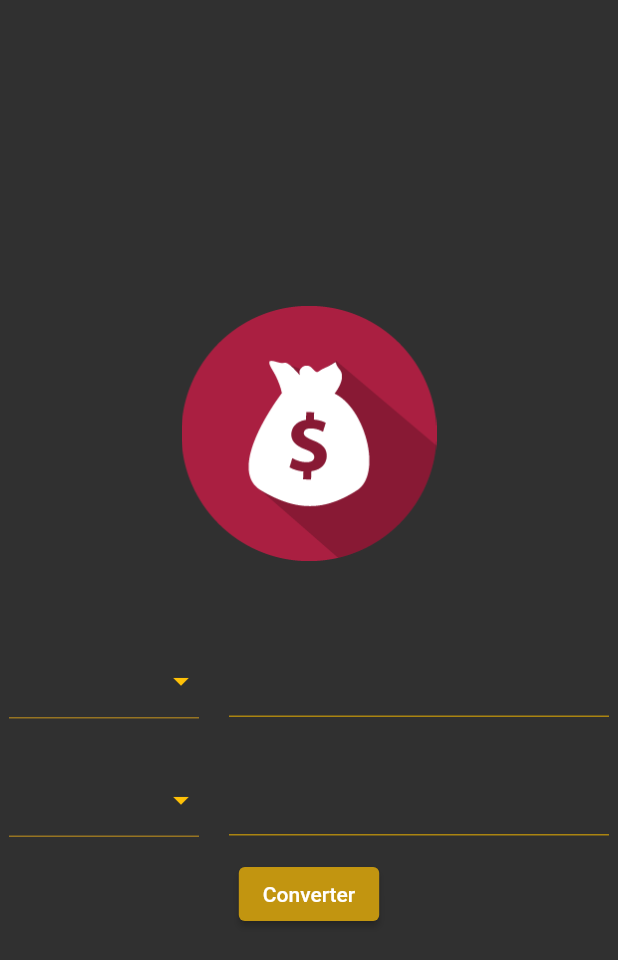
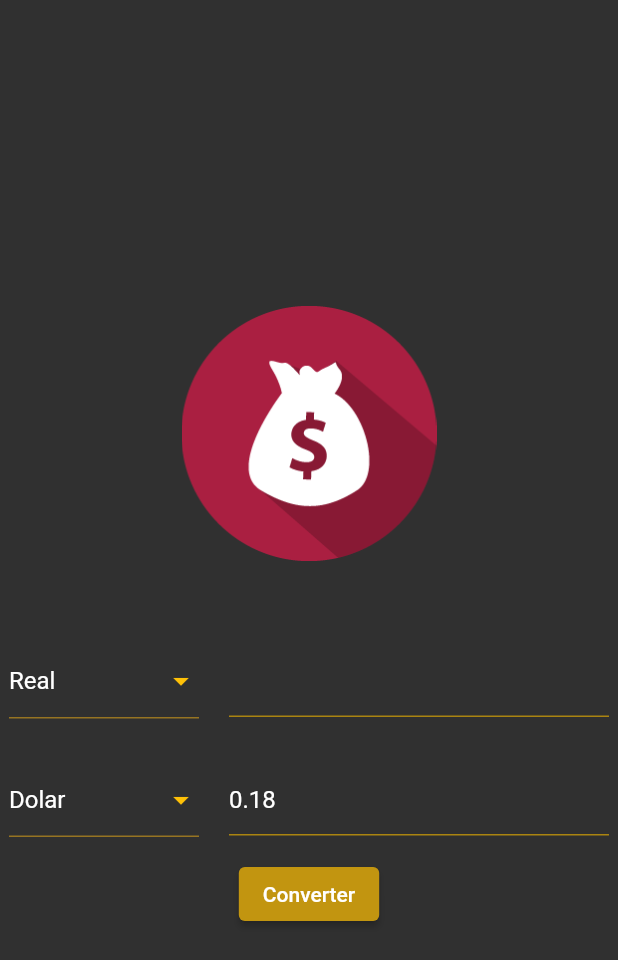
Before and after one commit to Wesley3king/Flutter, a Flutter app: the screen it shows after launch, after a tap on "Converter", on a phone screen of 412 x 824 dp. Shown: the top 960 px of the screen. Run offline on Flutter 3.47's test engine with Material 2 defaults, Android fonts, the phone set to English and light mode, and no system bars; network calls fail.

Commit message:
conversor de valores finalizado.

```diff
--- a/aulas/conversor_de_moedas/lib/app/controllers/currency_controler.dart
+++ b/aulas/conversor_de_moedas/lib/app/controllers/currency_controler.dart
@@ -3,35 +3,29 @@ import 'package:flutter/material.dart';
 import '../models/currency_model.dart';
 
 class HomeController {
-  late List<CurrencyModel> currencies;
+  late List<CurrencyModel> currencies = CurrencyModel.getCurrencies();
 
-  late CurrencyModel toCurrency;
-  late CurrencyModel fromCurrency;
+  late CurrencyModel toCurrency = currencies[0];
+  late CurrencyModel fromCurrency = currencies[1];
 
-  late TextEditingController toText = TextEditingController();
-  late TextEditingController fromText = TextEditingController();
+  late TextEditingController toText;
+  late TextEditingController fromText;
 
-  HomeController() {
-    currencies = CurrencyModel.getCurrencies();
-    toCurrency = currencies[0];
-    fromCurrency = currencies[1];
-  }
+  HomeController({required this.toText, required this.fromText});
 
   void converter() {
     String text = toText.text;
     double value = double.tryParse(text) ?? 1.0;
-    double returnValue = 0;
+    double returnValue = 0.0;
 
-    if (toCurrency != null) {
-      if (fromCurrency == 'Real') {
-        returnValue = value * toCurrency.real;
-      } else if (fromCurrency == 'Dolar') {
-        returnValue = value * toCurrency.dolar;
-      } else if (fromCurrency == 'Euro') {
-        returnValue = value * toCurrency.euro;
-      } else if (fromCurrency == 'Bitcoin') {
-        returnValue = value * toCurrency.bitcoin;
-      }
+    if (fromCurrency.name == 'Real') {
+      returnValue = value * toCurrency.real;
+    } else if (fromCurrency.name == 'Dolar') {
+      returnValue = value * toCurrency.dolar;
+    } else if (fromCurrency.name == 'Euro') {
+      returnValue = value * toCurrency.euro;
+    } else if (fromCurrency.name == 'Bitcoin') {
+      returnValue = value * toCurrency.bitcoin;
     }
 
     fromText.text = returnValue.toStringAsFixed(2);
--- a/aulas/conversor_de_moedas/lib/app/models/currency_model.dart
+++ b/aulas/conversor_de_moedas/lib/app/models/currency_model.dart
@@ -11,16 +11,16 @@ class CurrencyModel {
   static List<CurrencyModel> getCurrencies() {
     return <CurrencyModel>[
       CurrencyModel(
-          name: 'Real', real: 1, dolar: 0.18, euro: 0.15, bitcoin: 0.000016
+          name: 'Real', real: 1.0, dolar: 0.18, euro: 0.15, bitcoin: 0.000016
       ),
       CurrencyModel(
-          name: 'Dolar', real: 5.65, dolar: 1, euro: 0.85, bitcoin: 0.000088
+          name: 'Dolar', real: 5.65, dolar: 1.0, euro: 0.85, bitcoin: 0.000088
       ),
       CurrencyModel(
-          name: 'Euro', real: 6.62, dolar: 1.17, euro: 1, bitcoin: 0.00010
+          name: 'Euro', real: 6.62, dolar: 1.17, euro: 1.0, bitcoin: 0.00010
       ),
       CurrencyModel(
-          name: 'Bitcoin', real: 64116.51, dolar: 11351.30, euro: 9689.54, bitcoin: 1
+          name: 'Bitcoin', real: 64116.51, dolar: 11351.30, euro: 9689.54, bitcoin: 1.0
       ),
 
     ];
--- a/aulas/conversor_de_moedas/lib/app/my_app.dart
+++ b/aulas/conversor_de_moedas/lib/app/my_app.dart
@@ -13,7 +13,7 @@ class MyApp extends StatelessWidget {
       ),
       initialRoute: '/home',
       routes: {
-        '/home': (context) => const HomePage(),
+        '/home': (context) => const MyWidget(),
       },
     );
   }
--- a/aulas/conversor_de_moedas/lib/app/views/dropdow_select.dart
+++ b/aulas/conversor_de_moedas/lib/app/views/dropdow_select.dart
@@ -1,13 +1,20 @@
+import 'package:conversor_de_moedas/app/models/currency_model.dart';
 import 'package:flutter/material.dart';
 
-class CustomSelectWidget extends StatefulWidget {
-  const CustomSelectWidget({Key? key}) : super(key: key);
+class CustomSelectWidget extends StatelessWidget {
+  final List<CurrencyModel> items;
+  final CurrencyModel? selectedItem;
+  final TextEditingController textController;
+  final void Function(CurrencyModel?) onChanged;
 
-  @override
-  State<CustomSelectWidget> createState() => _SelectState();
-}
+  const CustomSelectWidget(
+      {super.key,
+      required this.items,
+      required this.textController,
+      required this.onChanged,
+      required this.selectedItem
+      });
 
-class _SelectState extends State<CustomSelectWidget> {
   @override
   Widget build(BuildContext context) {
     return Padding(
@@ -19,53 +26,41 @@ class _SelectState extends State<CustomSelectWidget> {
               flex: 1,
               child: SizedBox(
                 height: 57,
-              child: DropdownButton<Text>(
+                child: DropdownButton<CurrencyModel>(
                   menuMaxHeight: 400,
-              //value: Text('k1'),
                   iconEnabledColor: Colors.amber,
                   underline: Container(
                     height: 1,
                     color: const Color.fromARGB(255, 150, 116, 34),
                   ),
                   isExpanded: true,
-              items: const [
-                DropdownMenuItem(
-                  child: Text('Real'),
-                  value: Text('k1'),
+                  value: selectedItem,
+                  items: items
+                      .map((e) => DropdownMenuItem(
+                            value: e,
+                            child: Text(e.name),
+                          ))
+                      .toList(),
+                  onChanged: onChanged,
                 ),
-                DropdownMenuItem(
-                  child: Text('Dolar'),
-                  value: Text('k2'),
-                ),
-                DropdownMenuItem(
-                  child: Text('Euro'),
-                  value: Text('k3'),
-                ),
-                DropdownMenuItem(
-                  child: Text('Bitcoin'),
-                  value: Text('k4'),
-                ),
-              ],
-              onChanged: (value) {},
-            ),
-            )
-          ),
+              )),
           const SizedBox(
             width: 20,
           ),
           Expanded(
             flex: 2,
             child: TextField(
-              onChanged: (value) {
-                print(value);
-              },
+              controller: textController,
               decoration: const InputDecoration(
-                focusedBorder: UnderlineInputBorder(borderSide: BorderSide(color: Color.fromARGB(255, 23, 109, 180))),
+                focusedBorder: UnderlineInputBorder(
+                    borderSide:
+                        BorderSide(color: Color.fromARGB(255, 23, 109, 180))),
 
-                enabledBorder: UnderlineInputBorder(borderSide: BorderSide(color: Color.fromARGB(255, 170, 132, 17))),
+                enabledBorder: UnderlineInputBorder(
+                    borderSide:
+                        BorderSide(color: Color.fromARGB(255, 170, 132, 17))),
                 //labelText: 'valor',
               ),
-
               keyboardType: TextInputType.text,
             ),
           ),
--- a/aulas/conversor_de_moedas/lib/app/views/home.dart
+++ b/aulas/conversor_de_moedas/lib/app/views/home.dart
@@ -1,40 +1,93 @@
+import 'package:flutter/material.dart';
+import 'package:conversor_de_moedas/app/controllers/currency_controler.dart';
+import 'package:conversor_de_moedas/app/models/currency_model.dart';
 import 'package:conversor_de_moedas/app/views/dropdow_select.dart';
-import 'package:flutter/material.dart';
 
-class HomePage extends StatelessWidget {
-  const HomePage({Key? key}) : super(key: key);
+class MyWidget extends StatefulWidget {
+  const MyWidget({Key? key}) : super(key: key);
+
+  @override
+  State<MyWidget> createState() => _MyWidgetState();
+}
+
+class _MyWidgetState extends State<MyWidget> {
+  final TextEditingController toText = TextEditingController();
+
+  final TextEditingController fromText = TextEditingController();
+
+  late HomeController homeController;
+
+  @override
+  void initState() {
+    homeController = HomeController(toText: toText, fromText: fromText);
+  }
 
   @override
   Widget build(BuildContext context) {
     return Scaffold(
-      body:  SizedBox(
+      body: SizedBox(
         width: MediaQuery.of(context).size.width,
         height: MediaQuery.of(context).size.height,
         child: Column(
           mainAxisAlignment: MainAxisAlignment.center,
-              //crossAxisAlignment: CrossAxisAlignment.center,
           children: [
-                Image.asset('assets/imgs/currency-icon.png', width: 170,height: 170,),
-                const SizedBox(height: 50,),
+            Image.asset(
+              'assets/imgs/currency-icon.png',
+              width: 170,
+              height: 170,
+            ),
+            const SizedBox(
+              height: 50,
+            ),
 
-                const CustomSelectWidget(),
-                const SizedBox(height: 10,),
-                const CustomSelectWidget(),
+            CustomSelectWidget(
+              textController: toText,
+              items: homeController.currencies,
+              selectedItem: homeController.toCurrency,
+              onChanged: (model) {
+                setState(() {
+                  if (model is CurrencyModel) {
+                    homeController.toCurrency = model;
+                  }
+                });
+              },
+            ),
+            const SizedBox(
+              height: 10,
+            ),
+            CustomSelectWidget(
+              textController: fromText,
+              items: homeController.currencies,
+              selectedItem: homeController.fromCurrency,
+              onChanged: (model) {
+                setState(() {
+                  if (model is CurrencyModel) {
+                    homeController.fromCurrency = model;
+                  }
+                });
+              },
+            ),
             //Select(),
-                const SizedBox(width: 10,),
+            const SizedBox(
+              width: 10,
+            ),
             ElevatedButton(
-                  style: ButtonStyle(backgroundColor: MaterialStateProperty.all(const Color.fromARGB(255, 194, 149, 16))),
+              style: ButtonStyle(
+                  backgroundColor: MaterialStateProperty.all(
+                      const Color.fromARGB(255, 194, 149, 16))),
               onPressed: () {
-
+                homeController.converter();
               },
-                child: const Text('Converter',style: TextStyle(
+              child: const Text(
+                'Converter',
+                style: TextStyle(
                   color: Colors.white,
-                ),),
+                ),
+              ),
             ),
           ],
         ),
       ),
-
     );
   }
 }
```
Also changed, not shown: aulas/conversor_de_moedas/lib/app/views/dart.dart (added, +63 -0 lines), 1 other file. Lines whose indentation alone changed are shown as unchanged.
